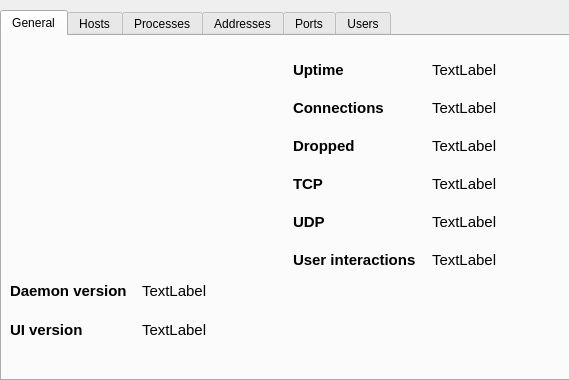
Qt form ui/res/stats.ui (evilsocket/opensnitch) before a commit.
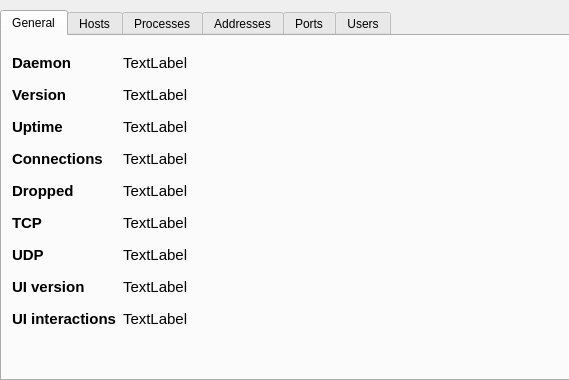
The same form after that commit. Icons and pictures are not drawn.

Commit message: show a warning if the daemon is down (closes #124)

```diff
--- a/ui/res/stats.ui
+++ b/ui/res/stats.ui
@@ -58,8 +58,8 @@
     <widget class="QLabel" name="label_3">
      <property name="geometry">
       <rect>
-       <x>20</x>
-       <y>-10</y>
+       <x>280</x>
+       <y>20</y>
        <width>251</width>
        <height>261</height>
       </rect>
@@ -74,15 +74,18 @@
       <bool>true</bool>
      </property>
     </widget>
-    <widget class="QLabel" name="udpLabel">
+    <widget class="QWidget" name="gridLayoutWidget">
      <property name="geometry">
       <rect>
-       <x>430</x>
-       <y>172</y>
-       <width>130</width>
-       <height>27</height>
+       <x>10</x>
+       <y>10</y>
+       <width>221</width>
+       <height>293</height>
       </rect>
      </property>
+     <layout class="QGridLayout" name="gridLayout">
+      <item row="1" column="1">
+       <widget class="QLabel" name="daemonVerLabel">
      <property name="sizePolicy">
       <sizepolicy hsizetype="Expanding" vsizetype="Fixed">
        <horstretch>0</horstretch>
@@ -101,131 +104,9 @@
       <number>5</number>
      </property>
     </widget>
-    <widget class="QLabel" name="label_11">
-     <property name="geometry">
-      <rect>
-       <x>291</x>
-       <y>210</y>
-       <width>133</width>
-       <height>27</height>
-      </rect>
-     </property>
-     <property name="sizePolicy">
-      <sizepolicy hsizetype="Fixed" vsizetype="Preferred">
-       <horstretch>0</horstretch>
-       <verstretch>0</verstretch>
-      </sizepolicy>
-     </property>
-     <property name="font">
-      <font>
-       <family>Ubuntu</family>
-       <pointsize>11</pointsize>
-       <weight>75</weight>
-       <italic>false</italic>
-       <bold>true</bold>
-      </font>
-     </property>
-     <property name="text">
-      <string>User interactions</string>
-     </property>
-     <property name="margin">
-      <number>5</number>
-     </property>
-    </widget>
-    <widget class="QLabel" name="label_7">
-     <property name="geometry">
-      <rect>
-       <x>291</x>
-       <y>96</y>
-       <width>73</width>
-       <height>27</height>
-      </rect>
-     </property>
-     <property name="sizePolicy">
-      <sizepolicy hsizetype="Fixed" vsizetype="Preferred">
-       <horstretch>0</horstretch>
-       <verstretch>0</verstretch>
-      </sizepolicy>
-     </property>
-     <property name="font">
-      <font>
-       <family>Ubuntu</family>
-       <pointsize>11</pointsize>
-       <weight>75</weight>
-       <italic>false</italic>
-       <bold>true</bold>
-      </font>
-     </property>
-     <property name="text">
-      <string>Dropped</string>
-     </property>
-     <property name="margin">
-      <number>5</number>
-     </property>
-    </widget>
-    <widget class="QLabel" name="missesLabel">
-     <property name="geometry">
-      <rect>
-       <x>430</x>
-       <y>210</y>
-       <width>130</width>
-       <height>27</height>
-      </rect>
-     </property>
-     <property name="sizePolicy">
-      <sizepolicy hsizetype="Expanding" vsizetype="Fixed">
-       <horstretch>0</horstretch>
-       <verstretch>0</verstretch>
-      </sizepolicy>
-     </property>
-     <property name="font">
-      <font>
-       <pointsize>11</pointsize>
-      </font>
-     </property>
-     <property name="text">
-      <string>TextLabel</string>
-     </property>
-     <property name="margin">
-      <number>5</number>
-     </property>
-    </widget>
-    <widget class="QLabel" name="consLabel">
-     <property name="geometry">
-      <rect>
-       <x>430</x>
-       <y>58</y>
-       <width>130</width>
-       <height>27</height>
-      </rect>
-     </property>
-     <property name="sizePolicy">
-      <sizepolicy hsizetype="Expanding" vsizetype="Fixed">
-       <horstretch>0</horstretch>
-       <verstretch>0</verstretch>
-      </sizepolicy>
-     </property>
-     <property name="font">
-      <font>
-       <pointsize>11</pointsize>
-      </font>
-     </property>
-     <property name="text">
-      <string>TextLabel</string>
-     </property>
-     <property name="margin">
-      <number>5</number>
-     </property>
-    </widget>
+      </item>
+      <item row="3" column="0">
     <widget class="QLabel" name="label_5">
-     <property name="geometry">
-      <rect>
-       <x>291</x>
-       <y>58</y>
-       <width>99</width>
-       <height>27</height>
-      </rect>
-     </property>
      <property name="sizePolicy">
       <sizepolicy hsizetype="Fixed" vsizetype="Preferred">
        <horstretch>0</horstretch>
@@ -248,15 +129,9 @@
       <number>5</number>
      </property>
     </widget>
-    <widget class="QLabel" name="droppedLabel">
-     <property name="geometry">
-      <rect>
-       <x>430</x>
-       <y>96</y>
-       <width>130</width>
-       <height>27</height>
-      </rect>
-     </property>
+      </item>
+      <item row="2" column="1">
+       <widget class="QLabel" name="uptimeLabel">
      <property name="sizePolicy">
       <sizepolicy hsizetype="Expanding" vsizetype="Fixed">
        <horstretch>0</horstretch>
@@ -275,16 +150,56 @@
       <number>5</number>
      </property>
     </widget>
+      </item>
+      <item row="5" column="1">
     <widget class="QLabel" name="tcpLabel">
-     <property name="geometry">
-      <rect>
-       <x>430</x>
-       <y>134</y>
-       <width>130</width>
-       <height>27</height>
-      </rect>
-     </property>
+        <property name="sizePolicy">
+         <sizepolicy hsizetype="Expanding" vsizetype="Fixed">
+          <horstretch>0</horstretch>
+          <verstretch>0</verstretch>
+         </sizepolicy>
+        </property>
+        <property name="font">
+         <font>
+          <pointsize>11</pointsize>
+         </font>
+        </property>
+        <property name="text">
+         <string>TextLabel</string>
+        </property>
+        <property name="margin">
+         <number>5</number>
+        </property>
+       </widget>
+      </item>
+      <item row="0" column="0">
+       <widget class="QLabel" name="label_2">
      <property name="sizePolicy">
+         <sizepolicy hsizetype="Fixed" vsizetype="Preferred">
+          <horstretch>0</horstretch>
+          <verstretch>0</verstretch>
+         </sizepolicy>
+        </property>
+        <property name="font">
+         <font>
+          <family>Ubuntu</family>
+          <pointsize>11</pointsize>
+          <weight>75</weight>
+          <italic>false</italic>
+          <bold>true</bold>
+         </font>
+        </property>
+        <property name="text">
+         <string>Daemon</string>
+        </property>
+        <property name="margin">
+         <number>5</number>
+        </property>
+       </widget>
+      </item>
+      <item row="8" column="1">
+       <widget class="QLabel" name="missesLabel">
+        <property name="sizePolicy">
       <sizepolicy hsizetype="Expanding" vsizetype="Fixed">
        <horstretch>0</horstretch>
        <verstretch>0</verstretch>
@@ -302,15 +217,55 @@
       <number>5</number>
      </property>
     </widget>
+      </item>
+      <item row="4" column="0">
+       <widget class="QLabel" name="label_7">
+        <property name="sizePolicy">
+         <sizepolicy hsizetype="Fixed" vsizetype="Preferred">
+          <horstretch>0</horstretch>
+          <verstretch>0</verstretch>
+         </sizepolicy>
+        </property>
+        <property name="font">
+         <font>
+          <family>Ubuntu</family>
+          <pointsize>11</pointsize>
+          <weight>75</weight>
+          <italic>false</italic>
+          <bold>true</bold>
+         </font>
+        </property>
+        <property name="text">
+         <string>Dropped</string>
+        </property>
+        <property name="margin">
+         <number>5</number>
+        </property>
+       </widget>
+      </item>
+      <item row="6" column="1">
+       <widget class="QLabel" name="udpLabel">
+        <property name="sizePolicy">
+         <sizepolicy hsizetype="Expanding" vsizetype="Fixed">
+          <horstretch>0</horstretch>
+          <verstretch>0</verstretch>
+         </sizepolicy>
+        </property>
+        <property name="font">
+         <font>
+          <pointsize>11</pointsize>
+         </font>
+        </property>
+        <property name="text">
+         <string>TextLabel</string>
+        </property>
+        <property name="margin">
+         <number>5</number>
+        </property>
+       </widget>
+      </item>
+      <item row="2" column="0">
     <widget class="QLabel" name="label">
-     <property name="geometry">
-      <rect>
-       <x>291</x>
-       <y>20</y>
-       <width>63</width>
-       <height>27</height>
-      </rect>
-     </property>
      <property name="sizePolicy">
       <sizepolicy hsizetype="Fixed" vsizetype="Preferred">
        <horstretch>0</horstretch>
@@ -333,16 +288,56 @@
       <number>5</number>
      </property>
     </widget>
-    <widget class="QLabel" name="uptimeLabel">
-     <property name="geometry">
-      <rect>
-       <x>430</x>
-       <y>20</y>
-       <width>130</width>
-       <height>27</height>
-      </rect>
-     </property>
+      </item>
+      <item row="0" column="1">
+       <widget class="QLabel" name="statusLabel">
+        <property name="sizePolicy">
+         <sizepolicy hsizetype="Expanding" vsizetype="Fixed">
+          <horstretch>0</horstretch>
+          <verstretch>0</verstretch>
+         </sizepolicy>
+        </property>
+        <property name="font">
+         <font>
+          <pointsize>11</pointsize>
+         </font>
+        </property>
+        <property name="text">
+         <string>TextLabel</string>
+        </property>
+        <property name="margin">
+         <number>5</number>
+        </property>
+       </widget>
+      </item>
+      <item row="1" column="0">
+       <widget class="QLabel" name="label_6">
      <property name="sizePolicy">
+         <sizepolicy hsizetype="Fixed" vsizetype="Preferred">
+          <horstretch>0</horstretch>
+          <verstretch>0</verstretch>
+         </sizepolicy>
+        </property>
+        <property name="font">
+         <font>
+          <family>Ubuntu</family>
+          <pointsize>11</pointsize>
+          <weight>75</weight>
+          <italic>false</italic>
+          <bold>true</bold>
+         </font>
+        </property>
+        <property name="text">
+         <string>Version</string>
+        </property>
+        <property name="margin">
+         <number>5</number>
+        </property>
+       </widget>
+      </item>
+      <item row="3" column="1">
+       <widget class="QLabel" name="consLabel">
+        <property name="sizePolicy">
       <sizepolicy hsizetype="Expanding" vsizetype="Fixed">
        <horstretch>0</horstretch>
        <verstretch>0</verstretch>
@@ -360,15 +355,30 @@
       <number>5</number>
      </property>
     </widget>
+      </item>
+      <item row="4" column="1">
+       <widget class="QLabel" name="droppedLabel">
+        <property name="sizePolicy">
+         <sizepolicy hsizetype="Expanding" vsizetype="Fixed">
+          <horstretch>0</horstretch>
+          <verstretch>0</verstretch>
+         </sizepolicy>
+        </property>
+        <property name="font">
+         <font>
+          <pointsize>11</pointsize>
+         </font>
+        </property>
+        <property name="text">
+         <string>TextLabel</string>
+        </property>
+        <property name="margin">
+         <number>5</number>
+        </property>
+       </widget>
+      </item>
+      <item row="5" column="0">
     <widget class="QLabel" name="label_8">
-     <property name="geometry">
-      <rect>
-       <x>291</x>
-       <y>134</y>
-       <width>39</width>
-       <height>27</height>
-      </rect>
-     </property>
      <property name="sizePolicy">
       <sizepolicy hsizetype="Fixed" vsizetype="Minimum">
        <horstretch>0</horstretch>
@@ -391,15 +401,9 @@
       <number>5</number>
      </property>
     </widget>
+      </item>
+      <item row="6" column="0">
     <widget class="QLabel" name="label_9">
-     <property name="geometry">
-      <rect>
-       <x>291</x>
-       <y>172</y>
-       <width>42</width>
-       <height>27</height>
-      </rect>
-     </property>
      <property name="sizePolicy">
       <sizepolicy hsizetype="Fixed" vsizetype="Minimum">
        <horstretch>0</horstretch>
@@ -422,15 +426,9 @@
       <number>5</number>
      </property>
     </widget>
-    <widget class="QLabel" name="label_6">
-     <property name="geometry">
-      <rect>
-       <x>8</x>
-       <y>241</y>
-       <width>126</width>
-       <height>27</height>
-      </rect>
-     </property>
+      </item>
+      <item row="8" column="0">
+       <widget class="QLabel" name="label_11">
      <property name="sizePolicy">
       <sizepolicy hsizetype="Fixed" vsizetype="Preferred">
        <horstretch>0</horstretch>
@@ -447,48 +445,15 @@
       </font>
      </property>
      <property name="text">
-      <string>Daemon version</string>
+         <string>UI interactions</string>
      </property>
      <property name="margin">
       <number>5</number>
      </property>
     </widget>
-    <widget class="QLabel" name="daemonVerLabel">
-     <property name="geometry">
-      <rect>
-       <x>140</x>
-       <y>241</y>
-       <width>137</width>
-       <height>27</height>
-      </rect>
-     </property>
-     <property name="sizePolicy">
-      <sizepolicy hsizetype="Expanding" vsizetype="Fixed">
-       <horstretch>0</horstretch>
-       <verstretch>0</verstretch>
-      </sizepolicy>
-     </property>
-     <property name="font">
-      <font>
-       <pointsize>11</pointsize>
-      </font>
-     </property>
-     <property name="text">
-      <string>TextLabel</string>
-     </property>
-     <property name="margin">
-      <number>5</number>
-     </property>
-    </widget>
+      </item>
+      <item row="7" column="0">
     <widget class="QLabel" name="label_4">
-     <property name="geometry">
-      <rect>
-       <x>8</x>
-       <y>280</y>
-       <width>82</width>
-       <height>27</height>
-      </rect>
-     </property>
      <property name="sizePolicy">
       <sizepolicy hsizetype="Fixed" vsizetype="Preferred">
        <horstretch>0</horstretch>
@@ -511,15 +476,9 @@
       <number>5</number>
      </property>
     </widget>
+      </item>
+      <item row="7" column="1">
     <widget class="QLabel" name="uiVerLabel">
-     <property name="geometry">
-      <rect>
-       <x>140</x>
-       <y>280</y>
-       <width>137</width>
-       <height>27</height>
-      </rect>
-     </property>
      <property name="sizePolicy">
       <sizepolicy hsizetype="Expanding" vsizetype="Fixed">
        <horstretch>0</horstretch>
@@ -538,6 +497,13 @@
       <number>5</number>
      </property>
     </widget>
+      </item>
+     </layout>
+    </widget>
+    <zorder>label_3</zorder>
+    <zorder>gridLayoutWidget</zorder>
+    <zorder>missesLabel</zorder>
+    <zorder>missesLabel</zorder>
    </widget>
    <widget class="QWidget" name="tab_4">
     <attribute name="title">
```
Lines whose indentation alone changed are shown as unchanged. The commit also changes 4 other files.
